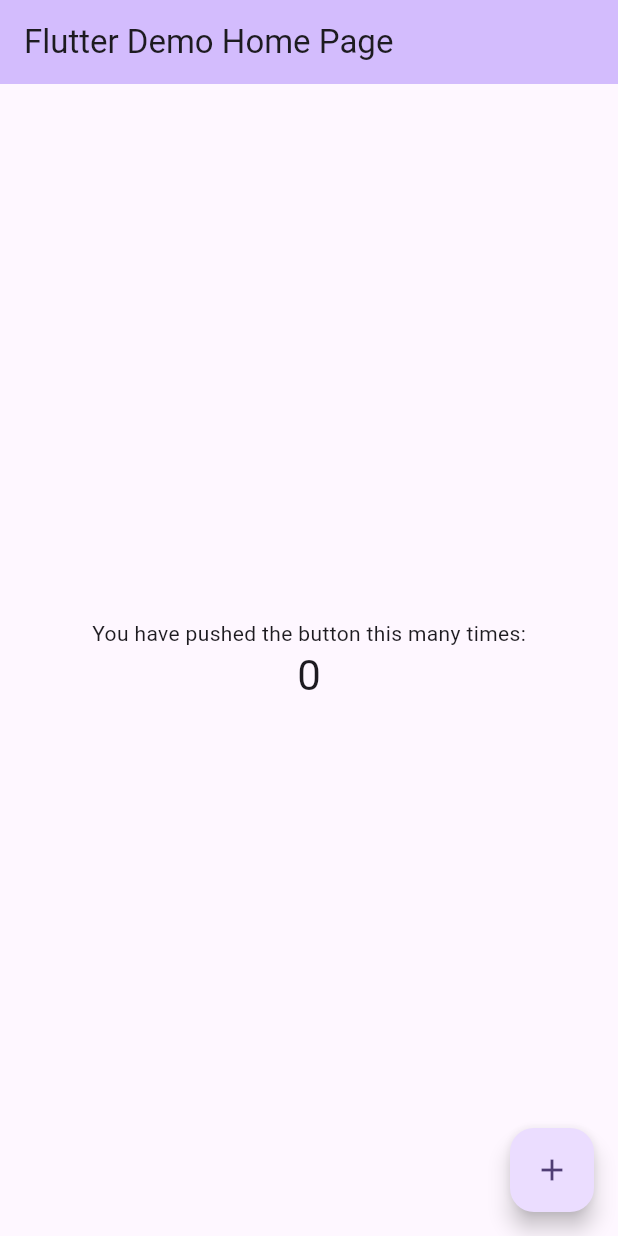
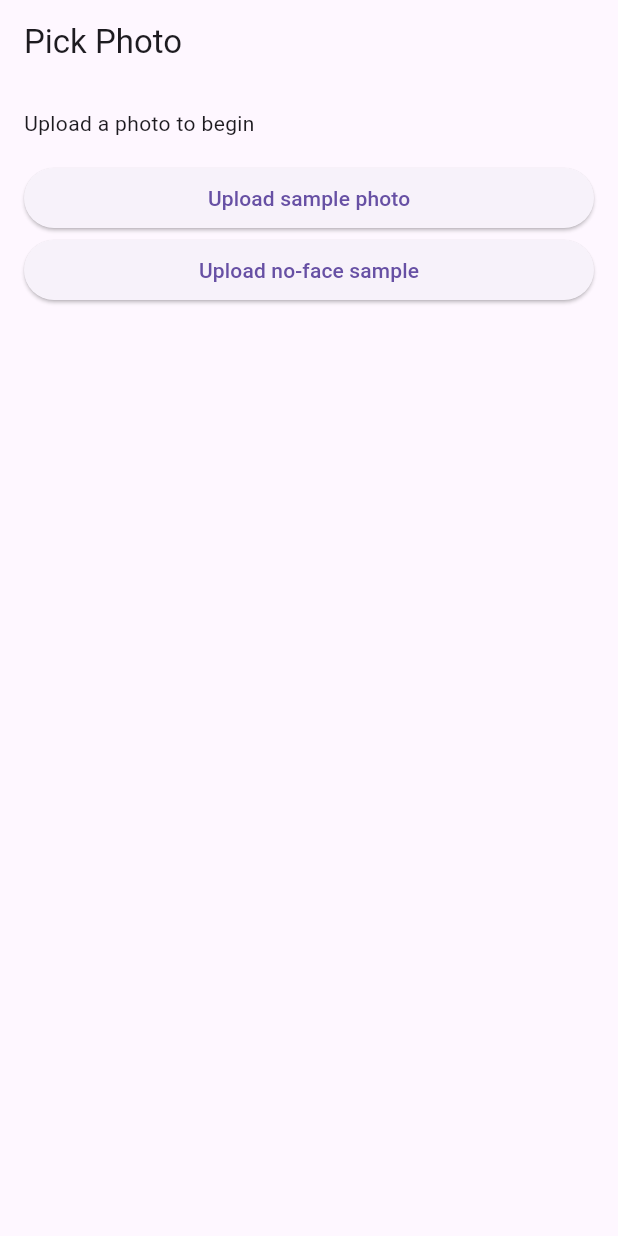
Before and after one commit to leejw951208/pick-photo, a Flutter app: the screen it shows after launch, on a phone screen of 412 x 824 dp. Run offline on Flutter 3.47's test engine with Material 3 defaults, Android fonts, the phone set to English and light mode, and no system bars.

Commit message:
앱: 첫 사진 흐름 화면 추가

```diff
--- /dev/null
+++ b/flutter_app/lib/features/photo_flow/photo_flow_screen.dart
@@ -0,0 +1,123 @@
+import 'package:flutter/material.dart';
+
+import 'photo_flow_api.dart';
+import 'photo_flow_state.dart';
+
+class PhotoFlowScreen extends StatefulWidget {
+  const PhotoFlowScreen({super.key, required this.api});
+
+  final PhotoFlowApi api;
+
+  @override
+  State<PhotoFlowScreen> createState() => _PhotoFlowScreenState();
+}
+
+class _PhotoFlowScreenState extends State<PhotoFlowScreen> {
+  PhotoFlowState state = const PhotoFlowState.initial();
+
+  Future<void> _simulateUpload(String path) async {
+    setState(() {
+      state = state.copyWith(
+        stage: PhotoFlowStage.uploading,
+        faces: const [],
+        selectedFaceIds: const {},
+        results: const [],
+        message: 'Uploading photo',
+      );
+    });
+
+    final faces = await widget.api.uploadAndDetectFaces(path);
+    if (!mounted) {
+      return;
+    }
+
+    setState(() {
+      state = faces.isEmpty
+          ? state.copyWith(
+              stage: PhotoFlowStage.failed,
+              faces: faces,
+              selectedFaceIds: const {},
+              results: const [],
+              message: 'No face found',
+            )
+          : state.copyWith(
+              stage: PhotoFlowStage.reviewingFaces,
+              faces: faces,
+              selectedFaceIds: const {},
+              results: const [],
+              message: 'Choose a face',
+            );
+    });
+  }
+
+  Future<void> _generate(Set<String> faceIds) async {
+    setState(() {
+      state = state.copyWith(
+        stage: PhotoFlowStage.generating,
+        selectedFaceIds: faceIds,
+        results: const [],
+        message: 'Generating',
+      );
+    });
+
+    final results = await widget.api.generateForFaces(faceIds);
+    if (!mounted) {
+      return;
+    }
+
+    setState(() {
+      state = state.copyWith(
+        stage: PhotoFlowStage.completed,
+        results: results,
+        message: 'Generation complete',
+      );
+    });
+  }
+
+  @override
+  Widget build(BuildContext context) {
+    return Scaffold(
+      appBar: AppBar(title: const Text('Pick Photo')),
+      body: Padding(
+        padding: const EdgeInsets.all(16),
+        child: Column(
+          crossAxisAlignment: CrossAxisAlignment.stretch,
+          children: [
+            Text(state.message ?? 'Upload a photo to begin'),
+            const SizedBox(height: 16),
+            ElevatedButton(
+              onPressed: () => _simulateUpload('person.jpg'),
+              child: const Text('Upload sample photo'),
+            ),
+            ElevatedButton(
+              onPressed: () => _simulateUpload('no-face.jpg'),
+              child: const Text('Upload no-face sample'),
+            ),
+            const SizedBox(height: 16),
+            for (final face in state.faces)
+              CheckboxListTile(
+                value: state.selectedFaceIds.contains(face.id),
+                title: Text('Face ${face.faceIndex + 1}'),
+                subtitle: Text(
+                  'Confidence ${face.confidence.toStringAsFixed(2)}',
+                ),
+                onChanged: (_) => _generate({face.id}),
+              ),
+            if (state.faces.length > 1)
+              ElevatedButton(
+                onPressed: () => _generate(
+                  state.faces.map((face) => face.id).toSet(),
+                ),
+                child: const Text('Generate all faces'),
+              ),
+            for (final result in state.results)
+              ListTile(
+                title: Text('Generated result for ${result.faceId}'),
+                subtitle: Text(result.url),
+              ),
+          ],
+        ),
+      ),
+    );
+  }
+}
--- a/flutter_app/lib/main.dart
+++ b/flutter_app/lib/main.dart
@@ -1,125 +1,21 @@
 import 'package:flutter/material.dart';
 
+import 'features/photo_flow/photo_flow_api.dart';
+import 'features/photo_flow/photo_flow_screen.dart';
+
 void main() {
-  runApp(const MyApp());
+  runApp(const PickPhotoApp());
 }
 
-class MyApp extends StatelessWidget {
-  const MyApp({super.key});
+class PickPhotoApp extends StatelessWidget {
+  const PickPhotoApp({super.key});
 
-  // This widget is the root of your application.
   @override
   Widget build(BuildContext context) {
     return MaterialApp(
-      title: 'Flutter Demo',
-      theme: ThemeData(
-        // This is the theme of your application.
-        //
-        // TRY THIS: Try running your application with "flutter run". You'll see
-        // the application has a purple toolbar. Then, without quitting the app,
-        // try changing the seedColor in the colorScheme below to Colors.green
-        // and then invoke "hot reload" (save your changes or press the "hot
-        // reload" button in a Flutter-supported IDE, or press "r" if you used
-        // the command line to start the app).
-        //
-        // Notice that the counter didn't reset back to zero; the application
-        // state is not lost during the reload. To reset the state, use hot
-        // restart instead.
-        //
-        // This works for code too, not just values: Most code changes can be
-        // tested with just a hot reload.
-        colorScheme: ColorScheme.fromSeed(seedColor: Colors.deepPurple),
-        useMaterial3: true,
-      ),
-      home: const MyHomePage(title: 'Flutter Demo Home Page'),
+      title: 'Pick Photo',
+      theme: ThemeData(useMaterial3: true),
+      home: PhotoFlowScreen(api: FakePhotoFlowApi()),
     );
   }
 }
-
-class MyHomePage extends StatefulWidget {
-  const MyHomePage({super.key, required this.title});
-
-  // This widget is the home page of your application. It is stateful, meaning
-  // that it has a State object (defined below) that contains fields that affect
-  // how it looks.
-
-  // This class is the configuration for the state. It holds the values (in this
-  // case the title) provided by the parent (in this case the App widget) and
-  // used by the build method of the State. Fields in a Widget subclass are
-  // always marked "final".
-
-  final String title;
-
-  @override
-  State<MyHomePage> createState() => _MyHomePageState();
-}
-
-class _MyHomePageState extends State<MyHomePage> {
-  int _counter = 0;
-
-  void _incrementCounter() {
-    setState(() {
-      // This call to setState tells the Flutter framework that something has
-      // changed in this State, which causes it to rerun the build method below
-      // so that the display can reflect the updated values. If we changed
-      // _counter without calling setState(), then the build method would not be
-      // called again, and so nothing would appear to happen.
-      _counter++;
-    });
-  }
-
-  @override
-  Widget build(BuildContext context) {
-    // This method is rerun every time setState is called, for instance as done
-    // by the _incrementCounter method above.
-    //
-    // The Flutter framework has been optimized to make rerunning build methods
-    // fast, so that you can just rebuild anything that needs updating rather
-    // than having to individually change instances of widgets.
-    return Scaffold(
-      appBar: AppBar(
-        // TRY THIS: Try changing the color here to a specific color (to
-        // Colors.amber, perhaps?) and trigger a hot reload to see the AppBar
-        // change color while the other colors stay the same.
-        backgroundColor: Theme.of(context).colorScheme.inversePrimary,
-        // Here we take the value from the MyHomePage object that was created by
-        // the App.build method, and use it to set our appbar title.
-        title: Text(widget.title),
-      ),
-      body: Center(
-        // Center is a layout widget. It takes a single child and positions it
-        // in the middle of the parent.
-        child: Column(
-          // Column is also a layout widget. It takes a list of children and
-          // arranges them vertically. By default, it sizes itself to fit its
-          // children horizontally, and tries to be as tall as its parent.
-          //
-          // Column has various properties to control how it sizes itself and
-          // how it positions its children. Here we use mainAxisAlignment to
-          // center the children vertically; the main axis here is the vertical
-          // axis because Columns are vertical (the cross axis would be
-          // horizontal).
-          //
-          // TRY THIS: Invoke "debug painting" (choose the "Toggle Debug Paint"
-          // action in the IDE, or press "p" in the console), to see the
-          // wireframe for each widget.
-          mainAxisAlignment: MainAxisAlignment.center,
-          children: <Widget>[
-            const Text(
-              'You have pushed the button this many times:',
-            ),
-            Text(
-              '$_counter',
-              style: Theme.of(context).textTheme.headlineMedium,
-            ),
-          ],
-        ),
-      ),
-      floatingActionButton: FloatingActionButton(
-        onPressed: _incrementCounter,
-        tooltip: 'Increment',
-        child: const Icon(Icons.add),
-      ), // This trailing comma makes auto-formatting nicer for build methods.
-    );
-  }
-}
```
Also changed, not shown: 2 other files.
